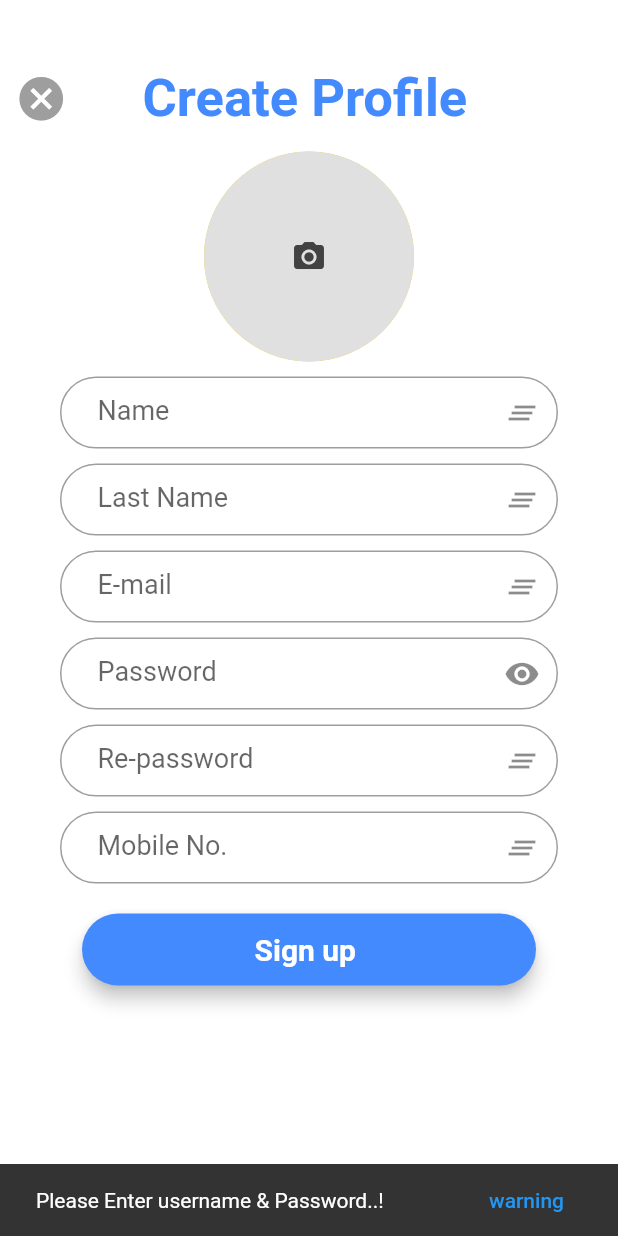
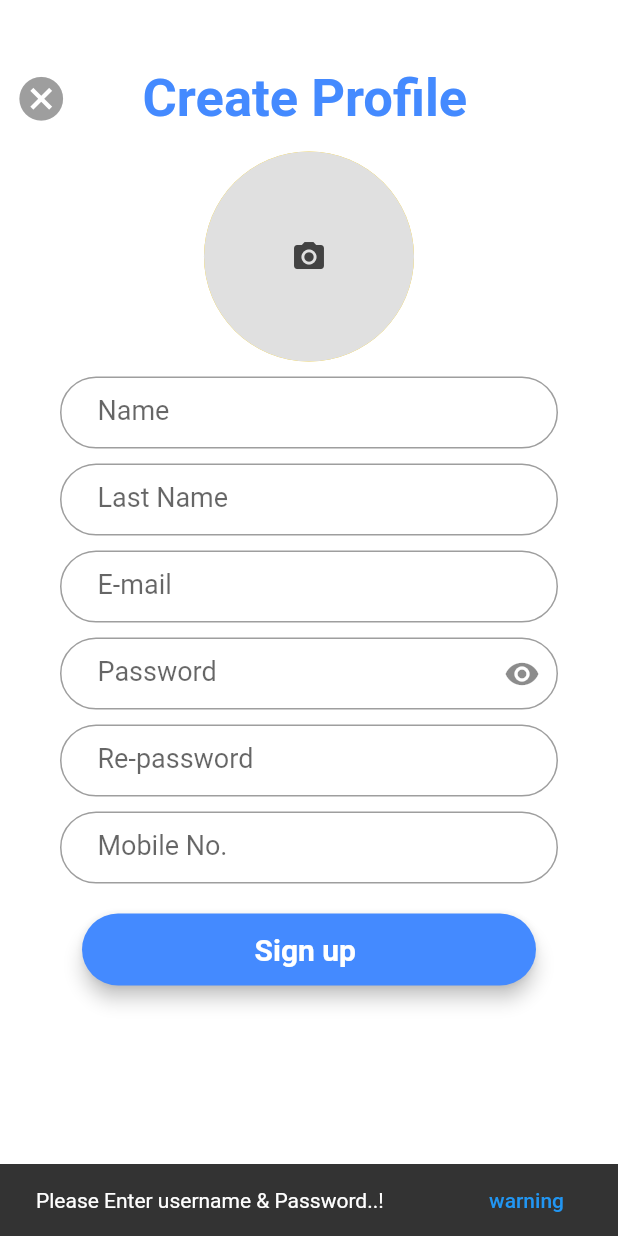
Before and after one commit to RAHUL-A-github/Mytest, a Flutter app: the screen it shows after launch, after a tap on "Log In", after a tap on "Sign up", on a phone screen of 412 x 824 dp. Run offline on Flutter 3.47's test engine with Material 2 defaults, Android fonts, the phone set to English and light mode, and no system bars; our stand-ins replace cloud_firestore, email_validator, firebase_auth, firebase_core, firebase_storage, flutter_spinkit and 3 more; accounts and stored records are empty; network calls fail.

Commit message:
Initial commit

```diff
--- a/healthy_food/lib/Home_Layout/MyHomePage.dart
+++ b/healthy_food/lib/Home_Layout/MyHomePage.dart
@@ -35,6 +35,7 @@ class _Home_PageState extends State<Home_Page>
     Firebase.initializeApp();
     _getUserEmail();
     tabController = TabController(length: 4, vsync: this);
+
   }
 
   _getUserEmail() async {
@@ -172,7 +173,6 @@ class _Home_PageState extends State<Home_Page>
                       fontSize: 35.0,
                       fontFamily: 'OpenSans'),
                 ),
-                // ignore: deprecated_member_use
                 FlatButton.icon(
                     onPressed: () async {
                       await _logOut();
@@ -187,6 +187,7 @@ class _Home_PageState extends State<Home_Page>
                       'Logout',
                       style: TextStyle(color: Colors.white),
                     )),
+
               ],
             ),
           ),
--- a/healthy_food/lib/Home_Layout/account.dart
+++ b/healthy_food/lib/Home_Layout/account.dart
@@ -144,9 +144,4 @@ class _UserPrefrencesState extends State<UserPrefrences> {
       // ),
     );
   }
-  /*Future<List<UserData>> getUserDataByUId(String uid)async{
-    DocumentSnapshot documentSnapshot=await users.doc(uid).get();
-
-  }*/
-
 }
--- a/healthy_food/lib/Home_Layout/widget/setting.dart
+++ b/healthy_food/lib/Home_Layout/widget/setting.dart
@@ -9,6 +9,7 @@ class SettingPage extends StatefulWidget {
 class _SettingPageState extends State<SettingPage> {
   bool lockInBackground = true;
   bool notificationsEnabled = true;
+
   @override
   Widget build(BuildContext context) {
     return Scaffold(
--- a/healthy_food/lib/Login/Login_Form.dart
+++ b/healthy_food/lib/Login/Login_Form.dart
@@ -2,6 +2,7 @@ import 'package:firebase_core/firebase_core.dart';
 import 'package:flutter/material.dart';
 import 'package:healthy_food/Home_Layout/MyHomePage.dart';
 import 'package:email_validator/email_validator.dart';
+import 'package:healthy_food/Home_Layout/widget/forgetpassword.dart';
 import 'package:healthy_food/Home_Layout/widget/loading.dart';
 import 'package:healthy_food/Sign_up/sign_in.dart';
 import 'package:firebase_auth/firebase_auth.dart';
@@ -61,6 +62,8 @@ class _login_FormState extends State<login_Form> {
               backgroundColor: Colors.transparent,
               body: SingleChildScrollView(
                 child: Container(
+                  height: MediaQuery.of(context).size.height,
+                  width: MediaQuery.of(context).size.width,
                   child: Padding(
                     padding: EdgeInsets.all(36.0),
                     child: Column(
@@ -142,7 +145,21 @@ class _login_FormState extends State<login_Form> {
                             ),
                           ),
                         ),
-                        SizedBox(height: 25.0),
+                        SizedBox(height: 5.0),
+                        Row(
+                          mainAxisAlignment: MainAxisAlignment.end,
+                          children: [
+                            InkWell(
+                              onTap: (){
+                                Navigator.of(context).push(
+                                    MaterialPageRoute(builder: (context) => ForgetPassword()));
+                              },
+                              child: SizedBox(
+                                height: 30,child: Text('Forget Password'),
+                              ),
+                            ),
+                          ],
+                        ),
                         Material(
                           elevation: 5.0,
                           borderRadius: BorderRadius.circular(30.0),
@@ -245,6 +262,7 @@ class _login_FormState extends State<login_Form> {
         print('Log In Successfully......');
         _setUserEmail(email);
       }
+
     } catch (e) {
       setState(() => active = false);
       switch (e.code) {
@@ -274,5 +292,6 @@ class _login_FormState extends State<login_Form> {
           break;
       }
     }
+
   }
 }
--- a/healthy_food/lib/Sign_up/sign_in_page.dart
+++ b/healthy_food/lib/Sign_up/sign_in_page.dart
@@ -64,6 +64,8 @@ class _Sign_in_pageState extends State<Sign_in_page> {
         backgroundColor: Colors.transparent,
         body: SingleChildScrollView(
           child: Container(
+            height: MediaQuery.of(context).size.height,
+            width: MediaQuery.of(context).size.width,
             child: Padding(
               padding: EdgeInsets.only(left: 10.0, top: 10.0, right: 10.0),
               child: Column(
@@ -148,11 +150,11 @@ class _Sign_in_pageState extends State<Sign_in_page> {
                       controller: name,
                       style: TextStyle(fontSize: 18.0),
                       decoration: InputDecoration(
-                          suffixIcon: InkWell(
-                              child: Icon(Icons.clear_all),
-                              onTap: () {
-                                name.text = '';
-                              }),
+                          // suffixIcon: InkWell(
+                          //     child: Icon(Icons.clear_all),
+                          //     onTap: () {
+                          //       name.text = '';
+                          //     }),
                           contentPadding:
                               EdgeInsets.fromLTRB(25.0, 0.0, 0.0, 0.0),
                           labelText: 'Name',
@@ -178,11 +180,11 @@ class _Sign_in_pageState extends State<Sign_in_page> {
                       controller: lname,
                       style: TextStyle(fontSize: 18.0),
                       decoration: InputDecoration(
-                          suffixIcon: InkWell(
-                              child: Icon(Icons.clear_all),
-                              onTap: () {
-                                lname.text = '';
-                              }),
+                          // suffixIcon: InkWell(
+                          //     child: Icon(Icons.clear_all),
+                          //     onTap: () {
+                          //       lname.text = '';
+                          //     }),
                           contentPadding:
                               EdgeInsets.fromLTRB(25.0, 0.0, 0.0, 0.0),
                           labelText: 'Last Name',
@@ -207,11 +209,11 @@ class _Sign_in_pageState extends State<Sign_in_page> {
                       controller: email,
                       style: TextStyle(fontSize: 18.0),
                       decoration: InputDecoration(
-                          suffixIcon: InkWell(
-                              child: Icon(Icons.clear_all),
-                              onTap: () {
-                                email.text = '';
-                              }),
+                          // suffixIcon: InkWell(
+                          //     child: Icon(Icons.clear_all),
+                          //     onTap: () {
+                          //       email.text = '';
+                          //     }),
                           contentPadding:
                               EdgeInsets.fromLTRB(25.0, 0.0, 0.0, 0.0),
                           labelText: 'E-mail',
@@ -274,11 +276,11 @@ class _Sign_in_pageState extends State<Sign_in_page> {
                       style: TextStyle(fontSize: 18.0),
                       controller: confirm_password,
                       decoration: InputDecoration(
-                        suffixIcon: InkWell(
-                            child: Icon(Icons.clear_all),
-                            onTap: () {
-                              email.text = '';
-                            }),
+                        // suffixIcon: InkWell(
+                        //     child: Icon(Icons.clear_all),
+                        //     onTap: () {
+                        //       email.text = '';
+                        //     }),
                         contentPadding:
                             EdgeInsets.fromLTRB(25.0, 0.0, 0.0, 0.0),
                         labelText: 'Re-password',
@@ -307,11 +309,11 @@ class _Sign_in_pageState extends State<Sign_in_page> {
                       style: TextStyle(fontSize: 18.0),
                       controller: numController,
                       decoration: InputDecoration(
-                        suffixIcon: InkWell(
-                            child: Icon(Icons.clear_all),
-                            onTap: () {
-                              numController.text = '';
-                            }),
+                        // suffixIcon: InkWell(
+                        //     child: Icon(Icons.clear_all),
+                        //     onTap: () {
+                        //       numController.text = '';
+                        //     }),
                         contentPadding:
                             EdgeInsets.fromLTRB(25.0, 0.0, 0.0, 0.0),
                         labelText: 'Mobile No.',
```
Also changed, not shown: healthy_food/lib/Home_Layout/details_page.dart (+47 -4 lines), healthy_food/lib/Home_Layout/widget/dialogbox.dart (+18 -0 lines), healthy_food/lib/Home_Layout/widget/forgetpassword.dart (added, +104 -0 lines), healthy_food/lib/Home_Layout/widget/fruit.dart (+0 -52 lines).
